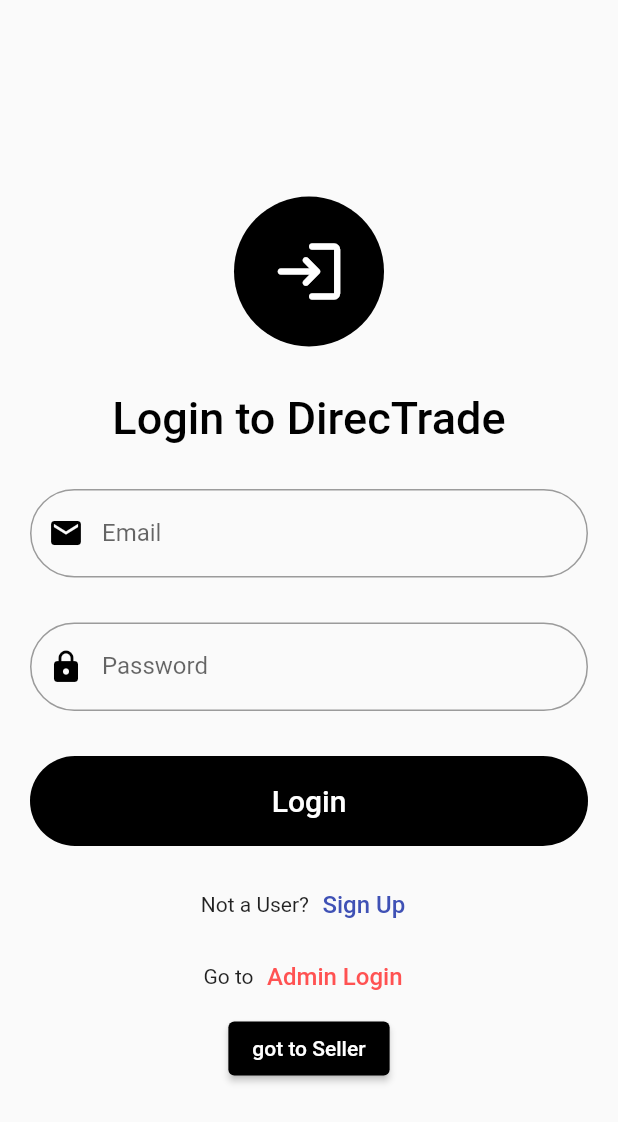
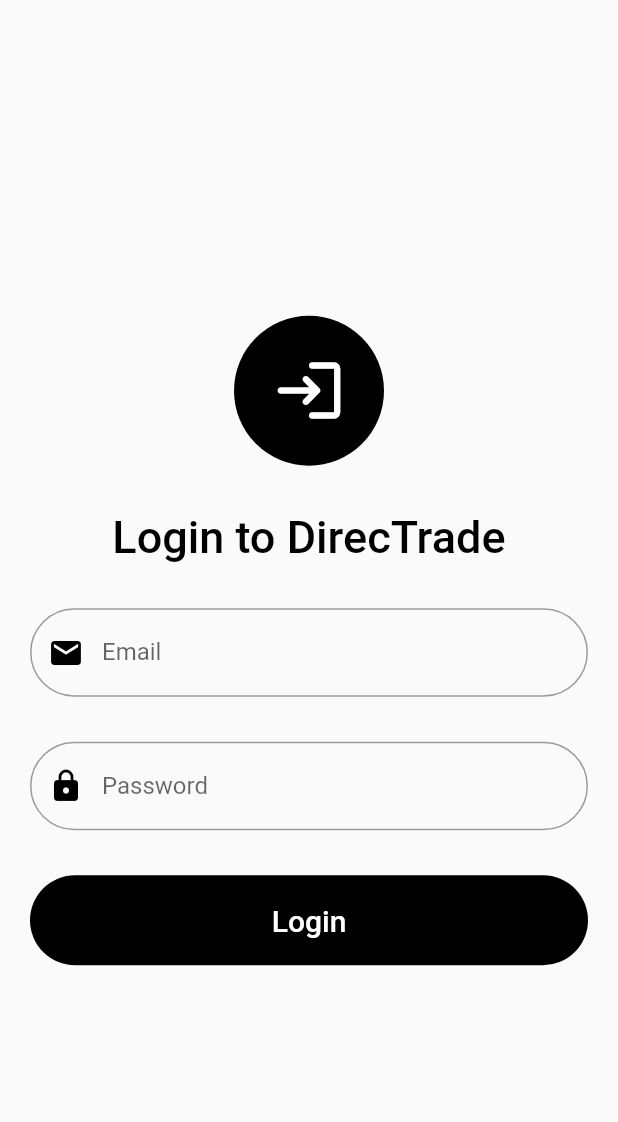
Before and after one commit to hishamarshadc/directrade, a Flutter app: the screen it shows after launch, on a phone screen of 412 x 824 dp. Shown: the top 1122 px of the screen. Run offline on Flutter 3.47's test engine with Material 2 defaults, Android fonts, the phone set to English and light mode, and no system bars; our stand-ins replace grouped_list.

Commit message:
Login system setup update

```diff
--- a/lib/main.dart
+++ b/lib/main.dart
@@ -6,6 +6,7 @@
 import 'package:sample_project/core/colors/Colors.dart';
 import 'package:sample_project/presentation/customer/screens/home_page.dart';
 import 'package:sample_project/presentation/customer/screens/user%20profile/customer_profile.dart';
+import 'package:sample_project/presentation/login.dart';
 import 'package:sample_project/presentation/seller/screens/seller_home.dart';
 import 'package:sample_project/presentation/seller/screens/seller_profile/seller_prof.dart';
 void main() {
@@ -23,7 +24,7 @@
       theme: ThemeData(
         primarySwatch: primaryWhite,
       ),
-      home: CustLoginPage(),
+      home: LoginPage(),
       routes: {
         'reg':(context) => const RegisterPage(),
         'login':(context) => CustLoginPage(),
--- a/lib/presentation/login.dart
+++ b/lib/presentation/login.dart
@@ -93,7 +93,7 @@
                                 for(int i=0;i<users.length;i++){
                                   if(kemail.text==users[i]['email']){
                                     if(users[i]['type']=='s'){
- Navigator.pushNamed(context, 'sellerhome');
+                                      Navigator.pushNamed(context, 'sellerhome');
                                     }else if(users[i]['type']=='p'){
                                        Navigator.pushNamed(context, 'home');
                                     }else if(users[i]['type']=='c'){
```
